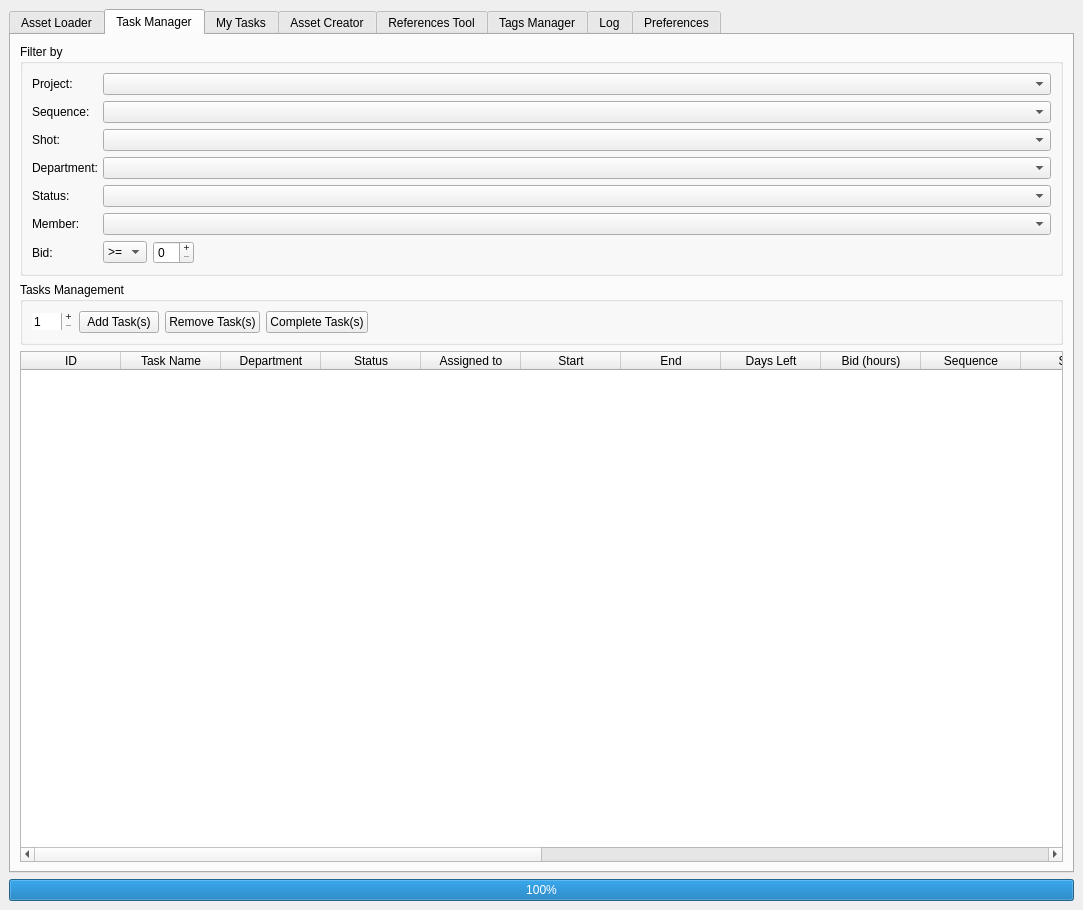
This is media/main_window.ui in all-in-one-of/project_manager as Qt 5 draws it before an edit. The edited form follows.
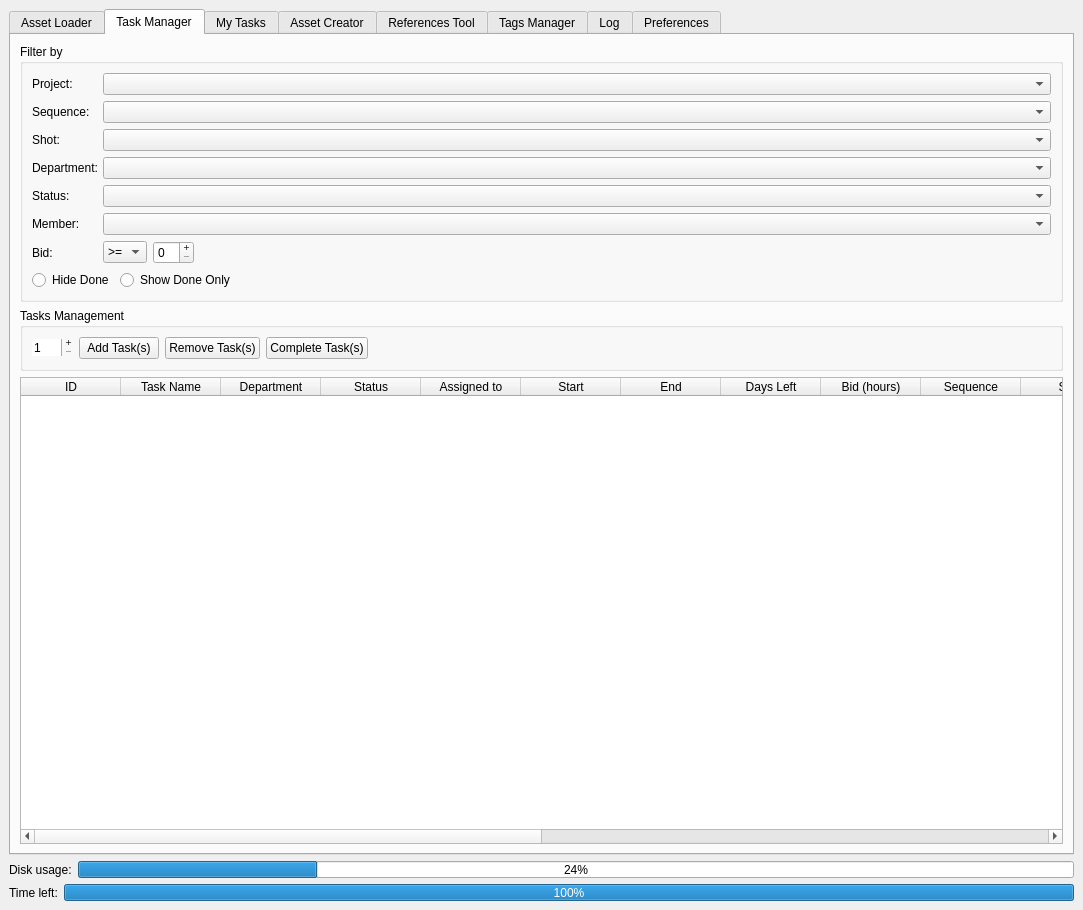
This is the edited form. The open tabs and pages were chosen to show the change.

Commit message: Add disk usage progress bar and database backup

Patch:
```diff
--- a/media/main_window.ui
+++ b/media/main_window.ui
@@ -1453,6 +1453,48 @@
                   </layout>
                  </widget>
                 </item>
+                <item>
+                 <widget class="QFrame" name="tmDoneFilterFrame">
+                  <property name="frameShape">
+                   <enum>QFrame::NoFrame</enum>
+                  </property>
+                  <property name="frameShadow">
+                   <enum>QFrame::Raised</enum>
+                  </property>
+                  <layout class="QHBoxLayout" name="horizontalLayout_39">
+                   <property name="margin">
+                    <number>0</number>
+                   </property>
+                   <item>
+                    <widget class="QRadioButton" name="hideDoneRadioButton">
+                     <property name="text">
+                      <string>Hide Done</string>
+                     </property>
+                    </widget>
+                   </item>
+                   <item>
+                    <widget class="QRadioButton" name="showDoneOnlyRadioButton">
+                     <property name="text">
+                      <string>Show Done Only</string>
+                     </property>
+                    </widget>
+                   </item>
+                   <item>
+                    <spacer name="horizontalSpacer_4">
+                     <property name="orientation">
+                      <enum>Qt::Horizontal</enum>
+                     </property>
+                     <property name="sizeHint" stdset="0">
+                      <size>
+                       <width>40</width>
+                       <height>20</height>
+                      </size>
+                     </property>
+                    </spacer>
+                   </item>
+                  </layout>
+                 </widget>
+                </item>
                </layout>
               </widget>
              </item>
@@ -3048,10 +3090,73 @@
        </widget>
       </item>
       <item>
-       <widget class="QProgressBar" name="deadlineProgressBar">
-        <property name="value">
-         <number>100</number>
+       <widget class="QFrame" name="frame_3">
+        <property name="frameShape">
+         <enum>QFrame::NoFrame</enum>
         </property>
+        <property name="frameShadow">
+         <enum>QFrame::Raised</enum>
+        </property>
+        <layout class="QHBoxLayout" name="horizontalLayout_41">
+         <property name="margin">
+          <number>0</number>
+         </property>
+         <item>
+          <widget class="QLabel" name="label_3">
+           <property name="text">
+            <string>Disk usage:</string>
+           </property>
+          </widget>
+         </item>
+         <item>
+          <widget class="QProgressBar" name="diskUsageProgressBar">
+           <property name="maximumSize">
+            <size>
+             <width>16777215</width>
+             <height>17</height>
+            </size>
+           </property>
+           <property name="value">
+            <number>24</number>
+           </property>
+          </widget>
+         </item>
+        </layout>
+       </widget>
+      </item>
+      <item>
+       <widget class="QFrame" name="frame_4">
+        <property name="frameShape">
+         <enum>QFrame::NoFrame</enum>
+        </property>
+        <property name="frameShadow">
+         <enum>QFrame::Raised</enum>
+        </property>
+        <layout class="QHBoxLayout" name="horizontalLayout_40">
+         <property name="margin">
+          <number>0</number>
+         </property>
+         <item>
+          <widget class="QLabel" name="label_4">
+           <property name="text">
+            <string>Time left:</string>
+           </property>
+          </widget>
+         </item>
+         <item>
+          <widget class="QProgressBar" name="deadlineProgressBar">
+           <property name="maximumSize">
+            <size>
+             <width>16777215</width>
+             <height>17</height>
+            </size>
+           </property>
+           <property name="value">
+            <number>100</number>
+           </property>
+          </widget>
+         </item>
+        </layout>
        </widget>
       </item>
      </layout>
```
Left out of the diff: 5 changed lines with no effect on the pictures. The commit also changes 10 other files.
